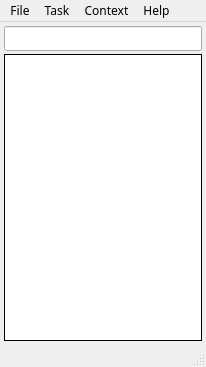
Before: the Qt Designer form ui/main.ui in middleofdreams/workload, drawn with Qt 5.
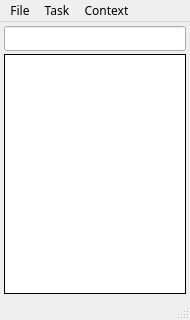
After: the same form once the commit is applied. Icons and pictures are not drawn.

Commit message: fixed autoadjust at start

What changed in the file:
```diff
--- a/ui/main.ui
+++ b/ui/main.ui
@@ -6,8 +6,8 @@
    <rect>
     <x>0</x>
     <y>0</y>
-    <width>206</width>
-    <height>367</height>
+    <width>190</width>
+    <height>320</height>
    </rect>
   </property>
   <property name="sizePolicy">
@@ -173,8 +173,8 @@
     <rect>
      <x>0</x>
      <y>0</y>
-     <width>206</width>
-     <height>20</height>
+     <width>190</width>
+     <height>19</height>
     </rect>
    </property>
    <property name="defaultUp">
@@ -210,16 +210,9 @@
     <addaction name="actionAdd_New_Context"/>
     <addaction name="actionRemove_Context"/>
    </widget>
-   <widget class="QMenu" name="menuHelp">
-    <property name="title">
-     <string>Help</string>
-    </property>
-    <addaction name="actionAbout_2"/>
-   </widget>
    <addaction name="menuFile"/>
    <addaction name="menuTask"/>
    <addaction name="menuContext"/>
-   <addaction name="menuHelp"/>
   </widget>
   <widget class="QStatusBar" name="statusbar"/>
   <action name="actionExit">
```
Left out of the diff: 12 changed lines with no effect on the pictures. The commit also changes 2 other files.
